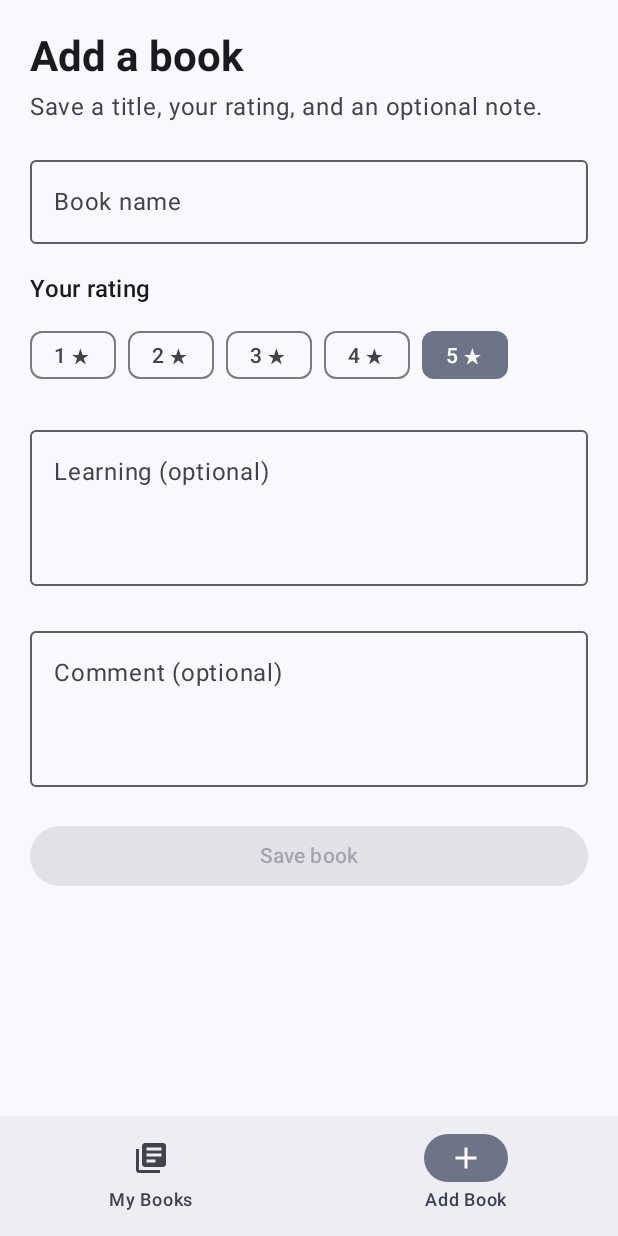
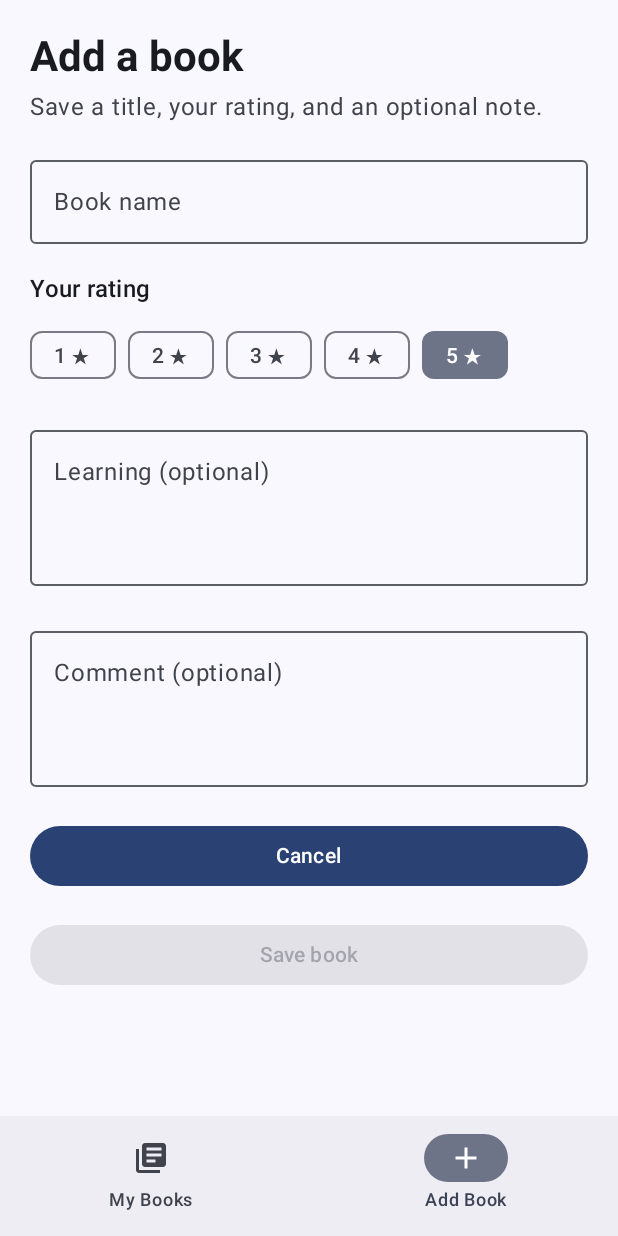
Before and after one commit to chooklii/Bookstore, an Android app built with Jetpack Compose: the screen it shows after launch (MainActivity), item 2 of the bottom bar chosen, on a phone screen of 412 x 824 dp. Run offline under Robolectric (Android 15) with nearby library versions, the phone set to English and light mode, and no system bars; our stand-ins replace Navigation 3.

Commit message:
Add Search by Name Function

```diff
--- a/app/src/main/java/com/bzenth/bookstore/db/dao/BookRepository.kt
+++ b/app/src/main/java/com/bzenth/bookstore/db/dao/BookRepository.kt
@@ -2,6 +2,7 @@ package com.bzenth.bookstore.db.dao
 
 import android.content.ContentValues
 import android.database.sqlite.SQLiteDatabase
+import android.util.Log
 import androidx.core.database.getStringOrNull
 import com.bzenth.bookstore.db.Database
 import com.bzenth.bookstore.db.DbConstants
@@ -46,16 +47,21 @@ class BookRepository(db: Database) {
         return update != -1
     }
 
-    fun getAllBooks(): List<Book>{
+    fun getAllBooksByQuery(query: String): List<Book>{
+        Log.i("BookRepository", "Query Books with Query String: $query")
 
         val books = mutableListOf<Book>();
+
+        val selection = if(query.isNotEmpty()) "${DbConstants.Book.NAME} LIKE ?" else null;
+        val selectionArgs = if(query.isNotEmpty()) arrayOf("%$query%") else null
+
 
         val cursor = readDB.query(
             DbConstants.Book.TABLE_NAME,
             arrayOf(DbConstants.Book.ROW_ID, DbConstants.Book.NAME, DbConstants.Book.RATING,
                 DbConstants.Book.LEARNING, DbConstants.Book.COMMENT),
-            null,
-            null,
+            selection,
+            selectionArgs,
             null,
             null,
             null,
--- a/app/src/main/java/com/bzenth/bookstore/ui/screens/Application.kt
+++ b/app/src/main/java/com/bzenth/bookstore/ui/screens/Application.kt
@@ -10,6 +10,7 @@ import androidx.navigation3.ui.NavDisplay
 import androidx.compose.runtime.mutableStateListOf
 import androidx.compose.ui.Modifier
 import androidx.navigation3.runtime.entryProvider
+import com.bzenth.bookstore.db.core.Book
 import com.bzenth.bookstore.db.dao.BookRepository
 import com.bzenth.bookstore.ui.components.AddBook
 import com.bzenth.bookstore.ui.components.BookList
@@ -21,6 +22,15 @@ fun Application(repository: BookRepository) {
 
     val backStack = remember { mutableStateListOf<NavKey>(BookList) }
     val currentRoute = backStack.last() as NavigationElement
+
+    val saveBook = fun(book: Book): Unit{
+        repository.insertBook(book)
+        // todo on false display Error Message!
+        backStack[backStack.lastIndex] = BookList
+    }
+    val cancel = fun(): Unit{
+        backStack[backStack.lastIndex] = BookList
+    }
 
     Scaffold(
         bottomBar = {
@@ -51,11 +61,7 @@ fun Application(repository: BookRepository) {
                 }
 
                 entry<AddBook> {
-                    BookForm(null) { book ->
-                        repository.insertBook(book)
-                        // todo on false display Error Message!
-                        backStack[backStack.lastIndex] = BookList
-                    }
+                    BookForm(null, saveBook, cancel)
                 }
             },
             modifier = Modifier.padding(padding)
--- a/app/src/main/java/com/bzenth/bookstore/ui/screens/BookForm.kt
+++ b/app/src/main/java/com/bzenth/bookstore/ui/screens/BookForm.kt
@@ -1,5 +1,8 @@
 package com.bzenth.bookstore.ui.screens
 
+import androidx.compose.ui.graphics.Color
+
+import androidx.compose.foundation.background
 import androidx.compose.foundation.layout.Arrangement
 import androidx.compose.foundation.layout.Column
 import androidx.compose.foundation.layout.Row
@@ -9,6 +12,7 @@ import androidx.compose.foundation.layout.padding
 import androidx.compose.foundation.rememberScrollState
 import androidx.compose.foundation.verticalScroll
 import androidx.compose.material3.Button
+import androidx.compose.material3.ButtonColors
 import androidx.compose.material3.FilterChip
 import androidx.compose.material3.MaterialTheme
 import androidx.compose.material3.OutlinedTextField
@@ -27,7 +31,7 @@ import com.bzenth.bookstore.R
 import com.bzenth.bookstore.db.core.Book
 
 @Composable
-fun BookForm(book: Book?, onSave: (Book) -> Unit) {
+fun BookForm(book: Book?, onSave: (Book) -> Unit, cancel: () -> Unit) {
     var name by remember { mutableStateOf(book?.name.orEmpty()) }
     var rating by remember { mutableIntStateOf(book?.rating?.or(5) ?: 5) }
     var comment by remember { mutableStateOf(book?.comment.orEmpty()) }
@@ -103,6 +107,15 @@ fun BookForm(book: Book?, onSave: (Book) -> Unit) {
 
         Button(
             onClick = {
+                cancel()
+            },
+            modifier = Modifier.fillMaxWidth(),
+        ) {
+            Text(stringResource(R.string.cancel_save))
+        }
+
+        Button(
+            onClick = {
                 onSave(
                     Book(
                         rowId = book?.rowId?.or(0) ?: 0,
--- a/app/src/main/java/com/bzenth/bookstore/ui/screens/BookOverviewScreen.kt
+++ b/app/src/main/java/com/bzenth/bookstore/ui/screens/BookOverviewScreen.kt
@@ -12,12 +12,14 @@ import androidx.compose.foundation.lazy.items
 import androidx.compose.material3.Card
 import androidx.compose.material3.CardDefaults
 import androidx.compose.material3.MaterialTheme
+import androidx.compose.material3.OutlinedTextField
 import androidx.compose.material3.Text
 import androidx.compose.runtime.Composable
 import androidx.compose.runtime.MutableState
 import androidx.compose.runtime.getValue
 import androidx.compose.runtime.mutableStateOf
 import androidx.compose.runtime.remember
+import androidx.compose.runtime.setValue
 import androidx.compose.ui.Alignment
 import androidx.compose.ui.Modifier
 import androidx.compose.ui.text.font.FontWeight
@@ -33,20 +35,26 @@ fun BookOverviewScreen(
 ) {
     val editBook = remember { mutableStateOf<Book?>(null) }
 
+    val editBookFunction = fun(book: Book): Unit {
+        repository.editBook(book)
+        editBook.value = null
+    }
+    val cancelEditFunction = fun(): Unit{
+        editBook.value = null
+    }
+
     if(editBook.value == null){
         BookOverview(repository, editBook)
     }else{
-        BookForm(editBook.value) { book ->
-            repository.editBook(book)
-            editBook.value = null
-        }
+        BookForm(editBook.value, editBookFunction, cancelEditFunction)
     }
 }
 
 @Composable
 fun BookOverview(repository: BookRepository, editBook: MutableState<Book?>){
+    var query by remember { mutableStateOf("") }
 
-    val books = repository.getAllBooks();
+    val books = repository.getAllBooksByQuery(query);
 
     LazyColumn(
         modifier = Modifier
@@ -70,6 +78,14 @@ fun BookOverview(repository: BookRepository, editBook: MutableState<Book?>){
                     text = stringResource(R.string.personal_reading_shelf),
                     style = MaterialTheme.typography.bodyLarge,
                     color = MaterialTheme.colorScheme.onSurfaceVariant
+                )
+
+                OutlinedTextField(
+                    value = query,
+                    onValueChange = { query = it },
+                    modifier = Modifier.fillMaxWidth(),
+                    label = { Text(stringResource(R.string.search_by_name)) },
+                    singleLine = true
                 )
             }
         }
--- a/app/src/main/res/values/strings.xml
+++ b/app/src/main/res/values/strings.xml
@@ -10,7 +10,9 @@
     <string name="comment_optional">Comment (optional)</string>
     <string name="learning_optional">Learning (optional)</string>
     <string name="save_book">Save book</string>
+    <string name="cancel_save">Cancel</string>
     <string name="book_overview">Book Overview</string>
+    <string name="search_by_name">Search Book by Name</string>
     <string name="personal_reading_shelf">Your personal reading shelf</string>
     <string name="learning_with_value">Learning: %1$s</string>
     <string name="comment_with_value">Comment: %1$s</string>
```
Also changed, not shown: 1 other file.
